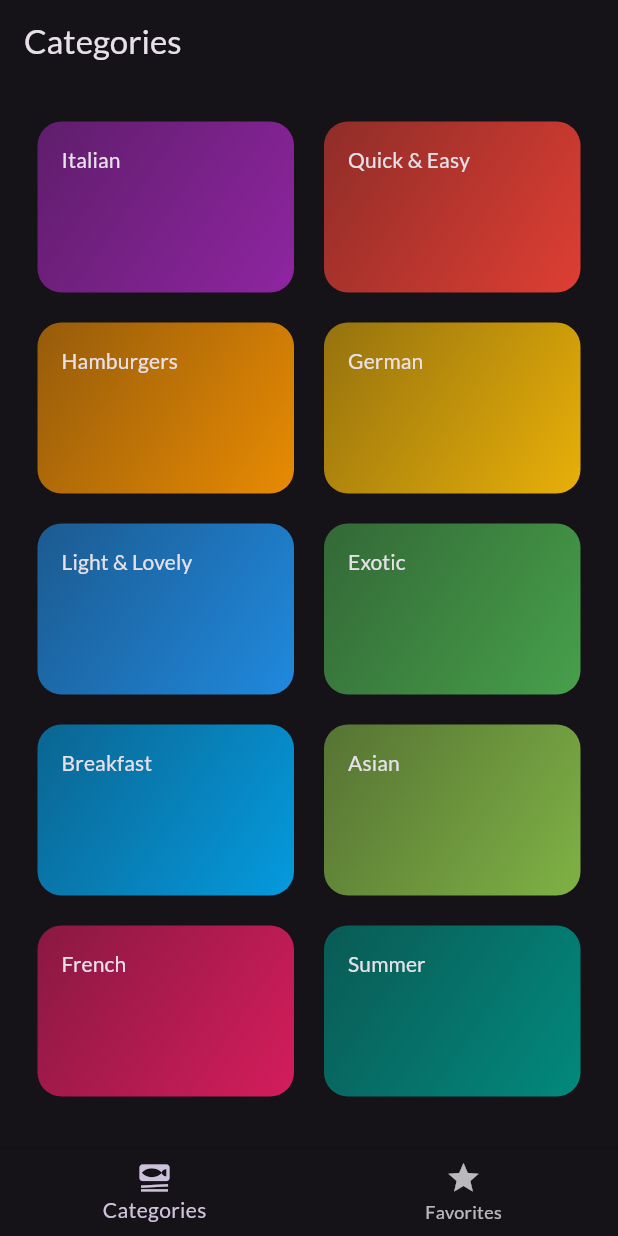
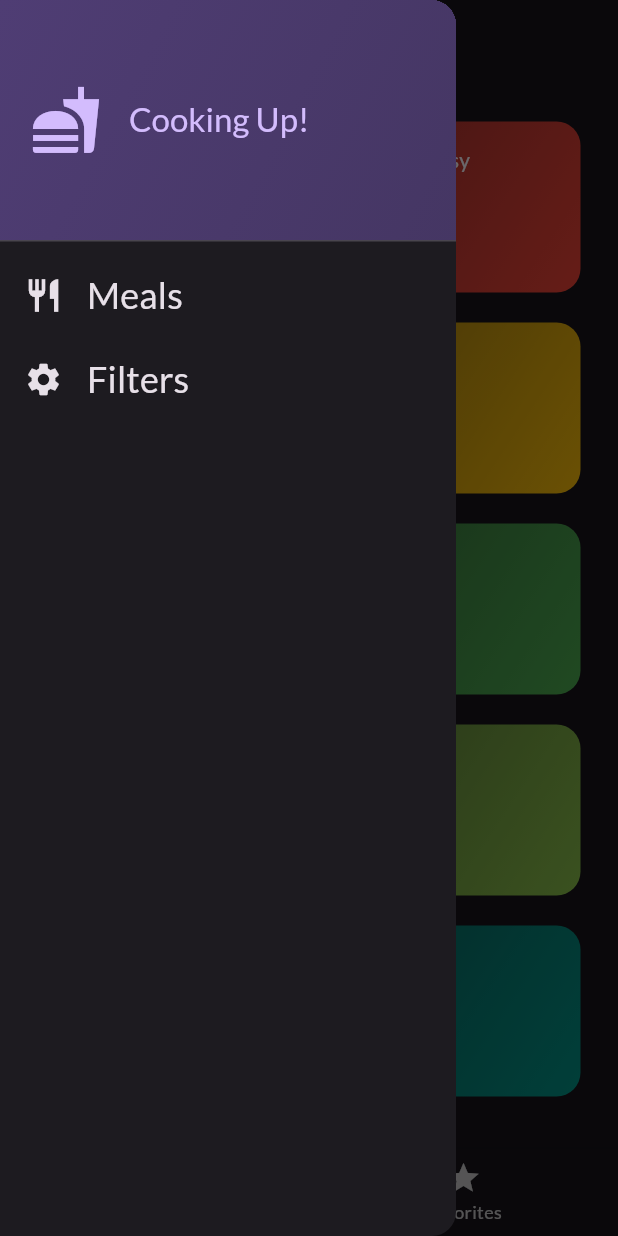
Before and after one commit to raianibnfaiz/Meal-Explore-App, a Flutter app: the screen it shows after launch, with the side drawer open (before the commit the screen has no drawer), on a phone screen of 412 x 824 dp. Run offline on Flutter 3.47's test engine with Material 2 defaults, Android fonts, the phone set to English and light mode, and no system bars; our stand-ins replace google_fonts, transparent_image.

Commit message:
Added Drawer at the top

```diff
--- a/lib/screens/tabs.dart
+++ b/lib/screens/tabs.dart
@@ -4,6 +4,7 @@
 import 'package:mealexplore/screens/mealsScreen.dart';
 
 import '../models/meals.dart';
+import '../widgets/main_drawer.dart';
 
 class TabsScreen extends StatefulWidget {
   const TabsScreen({super.key});
@@ -41,6 +42,7 @@
       appBar: AppBar(
         title:  Text(activeTitle),
       ),
+      drawer: const MainDrawer(),
       body: activePage,
       bottomNavigationBar: BottomNavigationBar(
         onTap: selectPage,
--- /dev/null
+++ b/lib/widgets/main_drawer.dart
@@ -0,0 +1,77 @@
+import 'package:flutter/material.dart';
+
+class MainDrawer extends StatelessWidget {
+  const MainDrawer({super.key});
+
+  @override
+  Widget build(BuildContext context) {
+    return Drawer(
+      child: Column(
+        children: [
+          DrawerHeader(
+            padding: const EdgeInsets.all(20),
+            decoration: BoxDecoration(
+              gradient: LinearGradient(
+                colors: [
+                  Theme.of(context).colorScheme.primaryContainer,
+                  Theme.of(context)
+                      .colorScheme
+                      .primaryContainer
+                      .withOpacity(0.8),
+                ],
+                begin: Alignment.topLeft,
+                end: Alignment.bottomRight,
+              ),
+            ),
+            child: Row(
+              children: [
+                Icon(
+                  Icons.fastfood,
+                  size: 48,
+                  color: Theme.of(context).colorScheme.primary,
+                ),
+                const SizedBox(width: 18),
+                Text(
+                  'Cooking Up!',
+                  style: Theme.of(context).textTheme.titleLarge!.copyWith(
+                    color: Theme.of(context).colorScheme.primary,
+                  ),
+                ),
+              ],
+            ),
+          ),
+          ListTile(
+            leading: Icon(
+              Icons.restaurant,
+              size: 26,
+              color: Theme.of(context).colorScheme.onBackground,
+            ),
+            title: Text(
+              'Meals',
+              style: Theme.of(context).textTheme.titleSmall!.copyWith(
+                color: Theme.of(context).colorScheme.onBackground,
+                fontSize: 24,
+              ),
+            ),
+            onTap: () {},
+          ),
+          ListTile(
+            leading: Icon(
+              Icons.settings,
+              size: 26,
+              color: Theme.of(context).colorScheme.onBackground,
+            ),
+            title: Text(
+              'Filters',
+              style: Theme.of(context).textTheme.titleSmall!.copyWith(
+                color: Theme.of(context).colorScheme.onBackground,
+                fontSize: 24,
+              ),
+            ),
+            onTap: () {},
+          ),
+        ],
+      ),
+    );
+  }
+}
```
